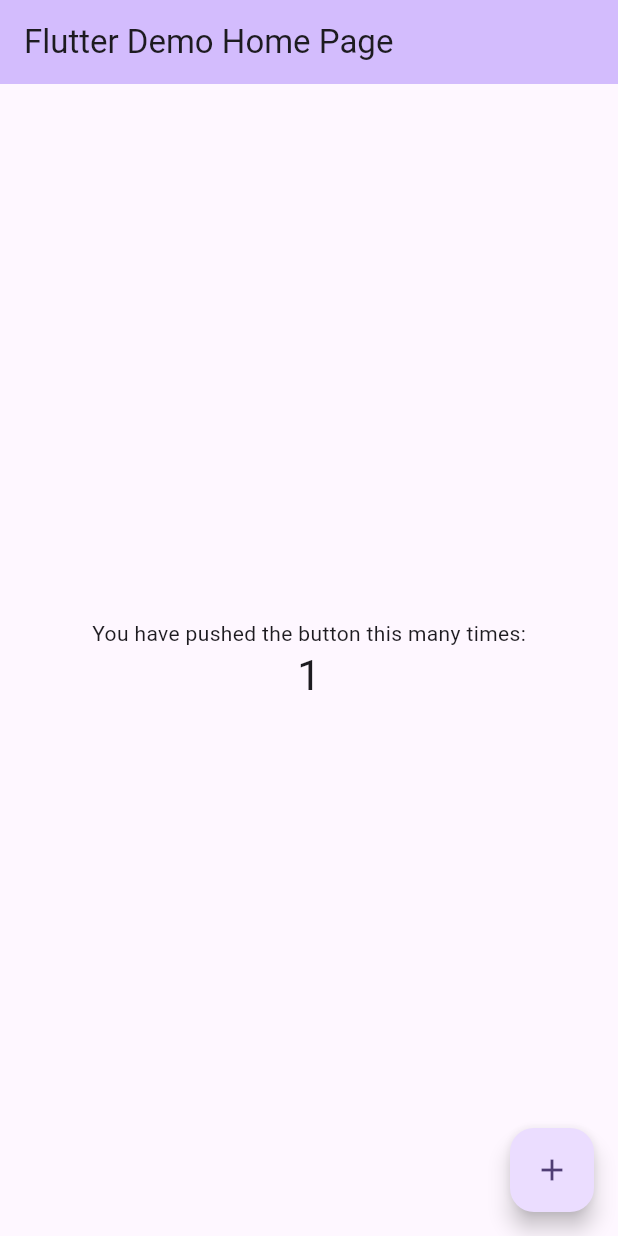
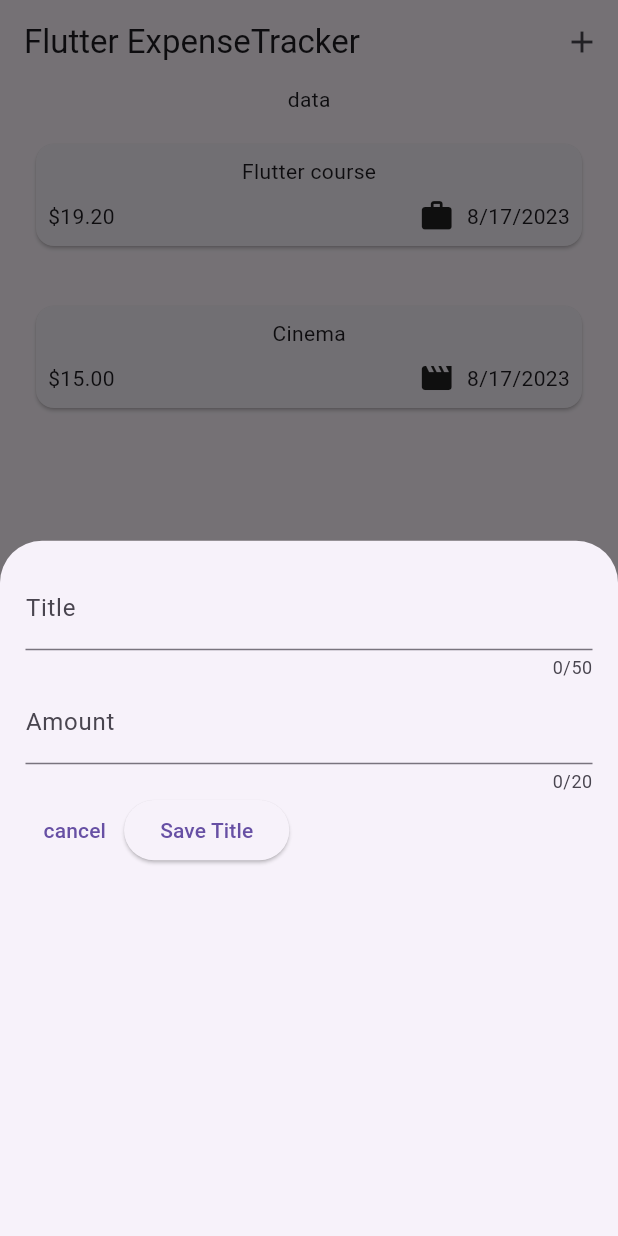
Before and after one commit to Saad-Zaman1/Expanse-Tracker-app-in-Flutter, a Flutter app: the screen it shows after launch, after a tap on the "add" icon, on a phone screen of 412 x 824 dp. Run offline on Flutter 3.47's test engine with Material 2 defaults, Android fonts, the phone set to English and light mode, and no system bars.

Commit message:
Done with expense list and working on BottomSheet

```diff
--- a/lib/main.dart
+++ b/lib/main.dart
@@ -1,125 +1,11 @@
+import 'package:expense_tracker/widgets/expenses.dart';
 import 'package:flutter/material.dart';
 
-void main() {
-  runApp(const MyApp());
+void main(){
+  runApp(
+     MaterialApp(
+      theme: ThemeData(useMaterial3: true),
+      home: const Expenses()
+    ),
+  );
 }
-
-class MyApp extends StatelessWidget {
-  const MyApp({super.key});
-
-  // This widget is the root of your application.
-  @override
-  Widget build(BuildContext context) {
-    return MaterialApp(
-      title: 'Flutter Demo',
-      theme: ThemeData(
-        // This is the theme of your application.
-        //
-        // TRY THIS: Try running your application with "flutter run". You'll see
-        // the application has a blue toolbar. Then, without quitting the app,
-        // try changing the seedColor in the colorScheme below to Colors.green
-        // and then invoke "hot reload" (save your changes or press the "hot
-        // reload" button in a Flutter-supported IDE, or press "r" if you used
-        // the command line to start the app).
-        //
-        // Notice that the counter didn't reset back to zero; the application
-        // state is not lost during the reload. To reset the state, use hot
-        // restart instead.
-        //
-        // This works for code too, not just values: Most code changes can be
-        // tested with just a hot reload.
-        colorScheme: ColorScheme.fromSeed(seedColor: Colors.deepPurple),
-        useMaterial3: true,
-      ),
-      home: const MyHomePage(title: 'Flutter Demo Home Page'),
-    );
-  }
-}
-
-class MyHomePage extends StatefulWidget {
-  const MyHomePage({super.key, required this.title});
-
-  // This widget is the home page of your application. It is stateful, meaning
-  // that it has a State object (defined below) that contains fields that affect
-  // how it looks.
-
-  // This class is the configuration for the state. It holds the values (in this
-  // case the title) provided by the parent (in this case the App widget) and
-  // used by the build method of the State. Fields in a Widget subclass are
-  // always marked "final".
-
-  final String title;
-
-  @override
-  State<MyHomePage> createState() => _MyHomePageState();
-}
-
-class _MyHomePageState extends State<MyHomePage> {
-  int _counter = 0;
-
-  void _incrementCounter() {
-    setState(() {
-      // This call to setState tells the Flutter framework that something has
-      // changed in this State, which causes it to rerun the build method below
-      // so that the display can reflect the updated values. If we changed
-      // _counter without calling setState(), then the build method would not be
-      // called again, and so nothing would appear to happen.
-      _counter++;
-    });
-  }
-
-  @override
-  Widget build(BuildContext context) {
-    // This method is rerun every time setState is called, for instance as done
-    // by the _incrementCounter method above.
-    //
-    // The Flutter framework has been optimized to make rerunning build methods
-    // fast, so that you can just rebuild anything that needs updating rather
-    // than having to individually change instances of widgets.
-    return Scaffold(
-      appBar: AppBar(
-        // TRY THIS: Try changing the color here to a specific color (to
-        // Colors.amber, perhaps?) and trigger a hot reload to see the AppBar
-        // change color while the other colors stay the same.
-        backgroundColor: Theme.of(context).colorScheme.inversePrimary,
-        // Here we take the value from the MyHomePage object that was created by
-        // the App.build method, and use it to set our appbar title.
-        title: Text(widget.title),
-      ),
-      body: Center(
-        // Center is a layout widget. It takes a single child and positions it
-        // in the middle of the parent.
-        child: Column(
-          // Column is also a layout widget. It takes a list of children and
-          // arranges them vertically. By default, it sizes itself to fit its
-          // children horizontally, and tries to be as tall as its parent.
-          //
-          // Column has various properties to control how it sizes itself and
-          // how it positions its children. Here we use mainAxisAlignment to
-          // center the children vertically; the main axis here is the vertical
-          // axis because Columns are vertical (the cross axis would be
-          // horizontal).
-          //
-          // TRY THIS: Invoke "debug painting" (choose the "Toggle Debug Paint"
-          // action in the IDE, or press "p" in the console), to see the
-          // wireframe for each widget.
-          mainAxisAlignment: MainAxisAlignment.center,
-          children: <Widget>[
-            const Text(
-              'You have pushed the button this many times:',
-            ),
-            Text(
-              '$_counter',
-              style: Theme.of(context).textTheme.headlineMedium,
-            ),
-          ],
-        ),
-      ),
-      floatingActionButton: FloatingActionButton(
-        onPressed: _incrementCounter,
-        tooltip: 'Increment',
-        child: const Icon(Icons.add),
-      ), // This trailing comma makes auto-formatting nicer for build methods.
-    );
-  }
-}
--- /dev/null
+++ b/lib/models/expenses.dart
@@ -0,0 +1,34 @@
+import 'package:flutter/material.dart';
+import 'package:uuid/uuid.dart';
+import 'package:intl/intl.dart';
+
+final formater = DateFormat.yMd();
+
+const uuid = Uuid();
+
+enum Category { food, travel, leisure, work }
+
+const categoryIcon = {
+  Category.food: Icons.lunch_dining,
+  Category.leisure: Icons.movie,
+  Category.travel: Icons.flight_takeoff,
+  Category.work: Icons.work,
+};
+
+class Expense {
+  Expense(
+      {required this.title,
+      required this.amount,
+      required this.date,
+      required this.category})
+      : id = uuid.v4();
+  final String id;
+  final String title;
+  final double amount;
+  final DateTime date;
+  final Category category;
+
+  String get formattedDate {
+    return formater.format(date);
+  }
+}
--- /dev/null
+++ b/lib/widgets/expenses.dart
@@ -0,0 +1,52 @@
+import 'package:expense_tracker/widgets/expenses_list/expenses_list.dart';
+import 'package:expense_tracker/widgets/new_expense.dart';
+import 'package:flutter/material.dart';
+import 'package:expense_tracker/models/expenses.dart';
+
+class Expenses extends StatefulWidget {
+  const Expenses({super.key});
+  @override
+  State<Expenses> createState() {
+    return _ExpensesState();
+  }
+}
+
+class _ExpensesState extends State<Expenses> {
+  final List<Expense> _registeredExpenses = [
+    Expense(
+        title: 'Flutter course',
+        amount: 19.2,
+        date: DateTime.now(),
+        category: Category.work),
+    Expense(
+        title: 'Cinema',
+        amount: 15,
+        date: DateTime.now(),
+        category: Category.leisure)
+  ];
+  void _openAddExpenseOverlay() {
+    showModalBottomSheet(
+      context: context,
+      builder: (ctx) => const NewExpense(),
+    );
+  }
+
+  @override
+  Widget build(context) {
+    return Scaffold(
+      appBar: AppBar(
+        title: const Text('Flutter ExpenseTracker'),
+        actions: [
+          IconButton(
+              onPressed: _openAddExpenseOverlay, icon: const Icon(Icons.add)),
+        ],
+      ),
+      body: Column(
+        children: [
+          const Text('data'),
+          Expanded(child: ExpensesList(expenses: _registeredExpenses))
+        ],
+      ),
+    );
+  }
+}
--- /dev/null
+++ b/lib/widgets/expenses_list/expense_item.dart
@@ -0,0 +1,47 @@
+import 'package:expense_tracker/models/expenses.dart';
+import 'package:flutter/material.dart';
+
+class ExpensesItem extends StatelessWidget {
+  const ExpensesItem(this.expense, {super.key});
+
+  final Expense expense;
+
+  @override
+  Widget build(context) {
+    return Padding(
+      padding: const EdgeInsets.symmetric(
+        horizontal: 20,
+        vertical: 16,
+      ),
+      child: Card(
+        child: Padding(
+          padding: const EdgeInsets.all(8.0),
+          child: Column(
+            children: [
+              Text(expense.title),
+              const SizedBox(
+                height: 8,
+              ),
+              Row(
+                children: [
+                  Text(
+                      '\$${expense.amount.toStringAsFixed(2)}'), // 12.3344 => 12.34
+                  const Spacer(), //It takes all the remaining space
+                  Row(
+                    children: [
+                      Icon(categoryIcon[expense.category]),
+                      const SizedBox(
+                        width: 8,
+                      ),
+                      Text(expense.formattedDate),
+                    ],
+                  )
+                ],
+              )
+            ],
+          ),
+        ),
+      ),
+    );
+  }
+}
--- /dev/null
+++ b/lib/widgets/expenses_list/expenses_list.dart
@@ -0,0 +1,16 @@
+import 'package:expense_tracker/models/expenses.dart';
+import 'package:flutter/material.dart';
+import 'package:expense_tracker/widgets/expenses_list/expense_item.dart';
+
+class ExpensesList extends StatelessWidget {
+  const ExpensesList({super.key, required this.expenses});
+  final List<Expense> expenses;
+
+  @override
+  Widget build(context) {
+    return ListView.builder(
+      itemCount: expenses.length,
+      itemBuilder: (ctx, index) => ExpensesItem(expenses[index]),
+    );
+  }
+}
--- /dev/null
+++ b/lib/widgets/new_expense.dart
@@ -0,0 +1,62 @@
+import 'package:flutter/material.dart';
+
+class NewExpense extends StatefulWidget {
+  const NewExpense({super.key});
+
+  @override
+  State<NewExpense> createState() {
+    return _NewExpenseState();
+  }
+}
+
+class _NewExpenseState extends State<NewExpense> {
+  final _titleController = TextEditingController();
+  final _amountController = TextEditingController();
+
+  @override
+  void dispose() {
+    _titleController.dispose();
+    _amountController.dispose();
+    super.dispose();
+  }
+
+  @override
+  Widget build(BuildContext context) {
+    return Padding(
+      padding: const EdgeInsets.all(17),
+      child: Column(
+        children: [
+          TextField(
+            controller: _titleController,
+            maxLength: 50,
+            decoration: const InputDecoration(
+              label: Text('Title'),
+            ),
+          ),
+          TextField(
+            controller: _amountController,
+            maxLength: 20,
+            keyboardType: TextInputType.number,
+            decoration: const InputDecoration(
+              prefixText: '\$ ',
+              label: Text('Amount'),
+            ),
+          ),
+          Row(
+            children: [
+              TextButton(onPressed: () {
+                Navigator.pop(context);
+              }, child: const Text('cancel')),
+              ElevatedButton(
+                  onPressed: () {
+                    print(_titleController.text);
+                    print(_amountController.text);
+                  },
+                  child: const Text('Save Title')),
+            ],
+          )
+        ],
+      ),
+    );
+  }
+}
--- a/pubspec.yaml
+++ b/pubspec.yaml
@@ -35,6 +35,8 @@ dependencies:
   # The following adds the Cupertino Icons font to your application.
   # Use with the CupertinoIcons class for iOS style icons.
   cupertino_icons: ^1.0.2
+  uuid: ^3.0.7
+  intl: ^0.18.1
 
 dev_dependencies:
   flutter_test:
```
Also changed, not shown: pubspec.lock, 1 other file.
